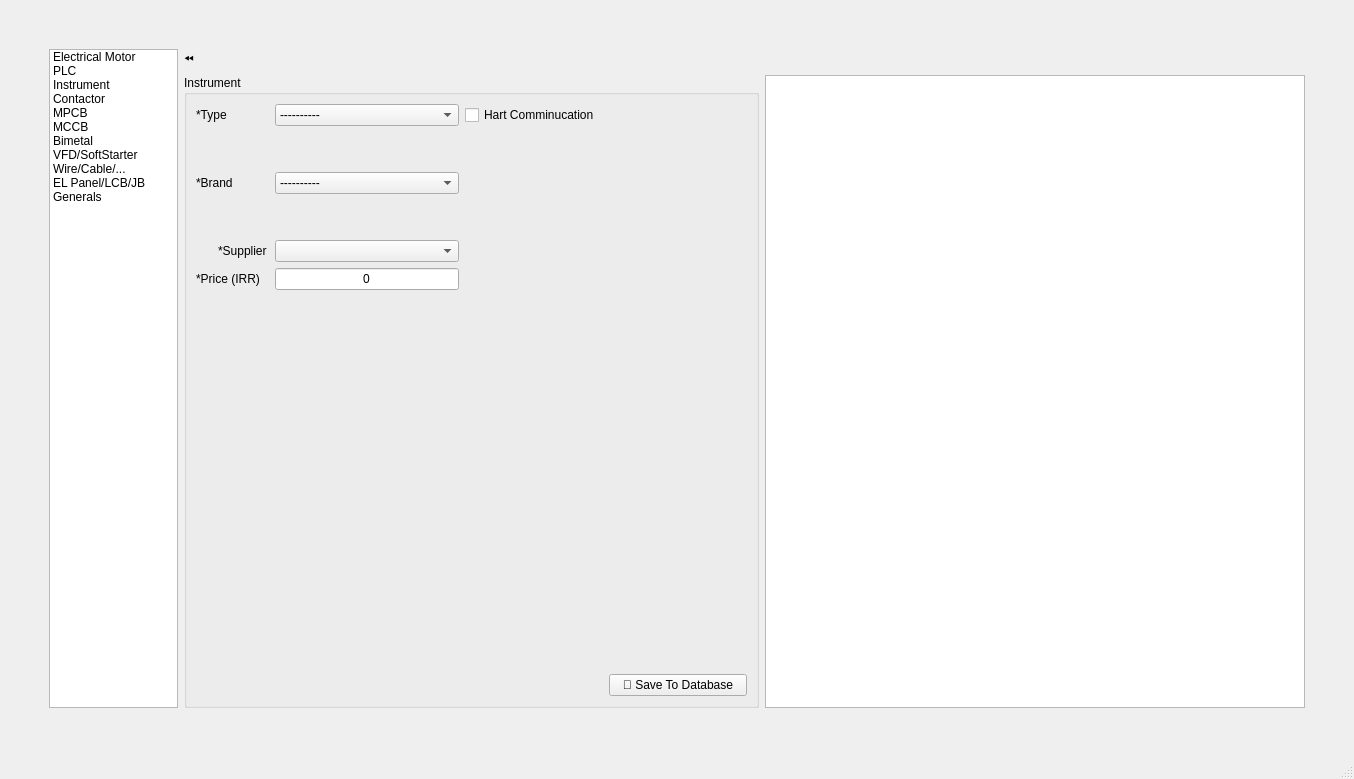
AliTavakoliNiya/GriinPower, file ui/data_entry/data_entry.ui: the form before one commit.
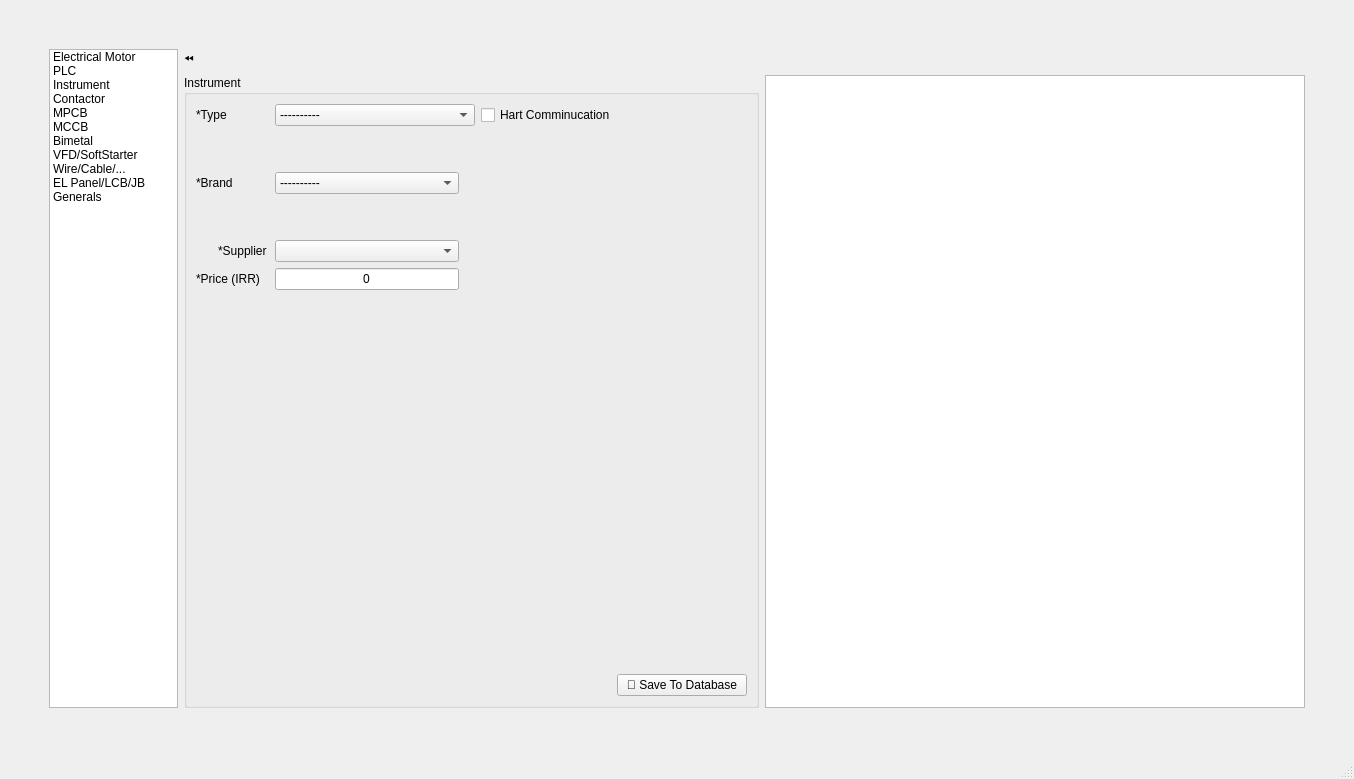
The form after the commit. The open tabs and pages were chosen to show the change. Icons and pictures are not drawn.

```diff
--- a/ui/data_entry/data_entry.ui
+++ b/ui/data_entry/data_entry.ui
@@ -1630,9 +1630,15 @@
            </item>
            <item row="1" column="3">
             <widget class="QComboBox" name="instrument_type">
+             <property name="minimumSize">
+              <size>
+               <width>200</width>
+               <height>0</height>
+              </size>
+             </property>
              <property name="maximumSize">
               <size>
-               <width>184</width>
+               <width>200</width>
                <height>16777215</height>
               </size>
              </property>
```
Left out of the diff: 34 changed lines with no effect on the pictures.
